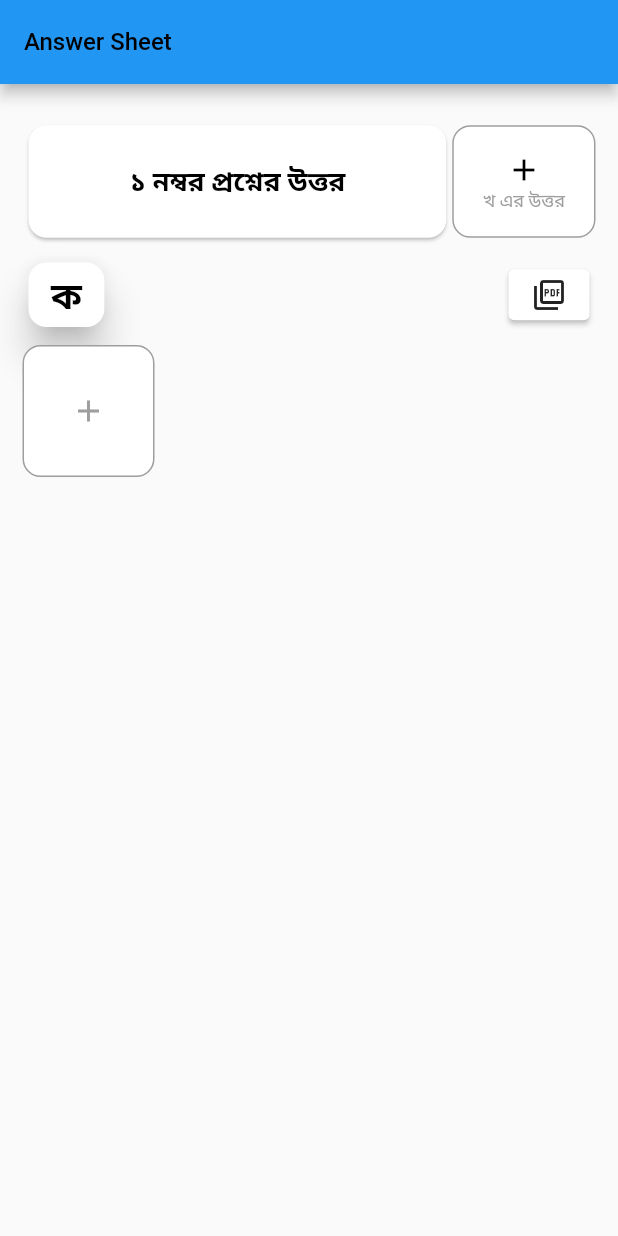
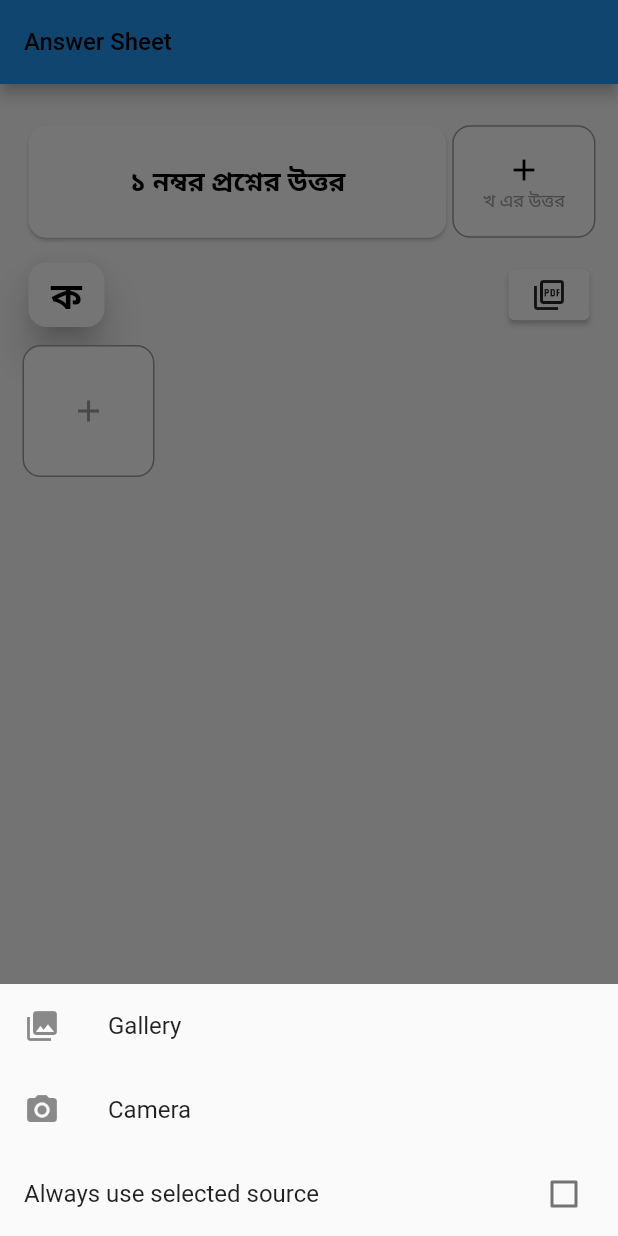
Before and after one commit to Agonizedcupid/WrittenExam, a Flutter app: the screen it shows after launch, after a tap on the "add" icon, on a phone screen of 412 x 824 dp. Run offline on Flutter 3.47's test engine with Material 2 defaults, Android fonts, the light colour scheme and no system bars; our stand-ins replace image_cropper, image_picker, pdf, shared_preferences; missing offline and left inert: flutter_pdfview.

Commit message:
Camera, Gallery, SharedPreferences working perfectly

```diff
--- a/lib/written_exam.dart
+++ b/lib/written_exam.dart
@@ -1,3 +1,4 @@
+import 'dart:async';
 
 import 'package:flutter/cupertino.dart';
 import 'package:flutter/material.dart';
@@ -9,10 +10,10 @@ import 'package:path_provider/path_provider.dart';
 import 'package:pdf/pdf.dart';
 import 'package:pdf/widgets.dart' as pdfWidgets;
 
-
 import 'dart:io';
 import 'package:flutter/material.dart';
 import 'package:image_picker/image_picker.dart';
+import 'package:shared_preferences/shared_preferences.dart';
 
 import 'DirectoryHelper.dart';
 
@@ -31,10 +32,12 @@ class _WrittenAnswerScreenState extends State<WrittenAnswerScreen> {
   List<List<ImageItem>> rowItems = [];
 
   void addItem(int rowIndex) {
-    pickImageFromGallery(rowIndex);
+    //pickImageFromGallery(rowIndex);
+    chooseUserSelection(rowIndex);
   }
 
-  Future<String> createPdf(List<File> imageFiles, {required String subdirectory}) async {
+  Future<String> createPdf(List<File> imageFiles,
+      {required String subdirectory}) async {
     final pdf = pdfWidgets.Document();
 
     for (var imageFile in imageFiles) {
@@ -104,9 +107,16 @@ class _WrittenAnswerScreenState extends State<WrittenAnswerScreen> {
   // }
 
   /// Adding the CROPPING functionality:
-  Future<void> pickImageFromGallery(int rowIndex) async {
+  Future<void> pickImageFromGallery(
+      int rowIndex, ImageSource selectedImageSource) async {
+    //final ImagePicker picker = ImagePicker();
+    /// GALLERY
+    //final XFile? image = await picker.pickImage(source: ImageSource.gallery);
+    /// CAMERA
+    //final XFile? image = await picker.pickImage(source: ImageSource.camera);
+
     final ImagePicker picker = ImagePicker();
-    final XFile? image = await picker.pickImage(source: ImageSource.gallery);
+    final XFile? image = await picker.pickImage(source: selectedImageSource);
 
     if (image != null) {
       // Create a file instance from the picked image's path.
@@ -140,13 +150,14 @@ class _WrittenAnswerScreenState extends State<WrittenAnswerScreen> {
                 toolbarWidgetColor: Colors.white,
                 initAspectRatio: CropAspectRatioPreset.original,
                 lockAspectRatio: false),
-        ]
-      );
+          ]);
 
       if (croppedFile != null) {
         File convertCroppedFileToFile = File(croppedFile.path);
         setState(() {
-          rowItems[rowIndex].insert(0, ImageItem(
+          rowItems[rowIndex].insert(
+              0,
+              ImageItem(
                 image: convertCroppedFileToFile,
                 onDelete: () {
                   showDialog(
@@ -154,7 +165,8 @@ class _WrittenAnswerScreenState extends State<WrittenAnswerScreen> {
                     builder: (BuildContext context) {
                       return AlertDialog(
                         title: const Text('Confirm Delete'),
-                    content: const Text('Are you sure you want to delete this image?'),
+                        content: const Text(
+                            'Are you sure you want to delete this image?'),
                         actions: <Widget>[
                           TextButton(
                             child: const Text('Cancel'),
@@ -166,7 +178,8 @@ class _WrittenAnswerScreenState extends State<WrittenAnswerScreen> {
                             child: const Text('Delete'),
                             onPressed: () {
                               setState(() {
-                            rowItems[rowIndex].removeWhere((item) => item.image.path == croppedFile.path);
+                                rowItems[rowIndex].removeWhere((item) =>
+                                    item.image.path == croppedFile.path);
                               });
                               Navigator.of(context).pop();
                             },
@@ -182,6 +195,77 @@ class _WrittenAnswerScreenState extends State<WrittenAnswerScreen> {
     }
   }
 
+  bool _alwaysUseSelectedSource = false;
+
+  void chooseUserSelection(int rowIndex) async {
+    var completer = Completer<ImageSource>();
+    SharedPreferences prefs = await SharedPreferences.getInstance();
+    const String imageSourceKey = 'imageSource';
+    const String alwaysUseSelectedSourceKey = 'alwaysUseSelectedSource';
+    String? savedImageSource = prefs.getString(imageSourceKey);
+    bool alwaysUseSelectedSource = prefs.getBool(alwaysUseSelectedSourceKey) ?? false;
+
+
+    if (alwaysUseSelectedSource && savedImageSource != null) {
+      debugPrint(
+          "CHECKING_SELECTION: ${imageSourceKey} -> ${alwaysUseSelectedSource.toString()}");
+      if (savedImageSource == 'camera') {
+        completer.complete(ImageSource.camera);
+      } else {
+        completer.complete(ImageSource.gallery);
+      }
+    } else {
+      showModalBottomSheet(
+        context: context,
+        builder: (BuildContext bc) {
+          return StatefulBuilder(
+            builder: (BuildContext context, StateSetter setState) {
+              return SafeArea(
+                child: Wrap(
+                  children: <Widget>[
+                    ListTile(
+                      leading: const Icon(Icons.photo_library),
+                      title: const Text('Gallery'),
+                      onTap: () async {
+                        await prefs.setString(imageSourceKey, 'gallery');
+                        await prefs.setBool(alwaysUseSelectedSourceKey,
+                            _alwaysUseSelectedSource);
+                        Navigator.pop(context);
+                        completer.complete(ImageSource.gallery);
+                      },
+                    ),
+                    ListTile(
+                      leading: const Icon(Icons.photo_camera),
+                      title: const Text('Camera'),
+                      onTap: () async {
+                        await prefs.setString(imageSourceKey, 'camera');
+                        await prefs.setBool(alwaysUseSelectedSourceKey,
+                            _alwaysUseSelectedSource);
+                        Navigator.pop(context);
+                        completer.complete(ImageSource.camera);
+                      },
+                    ),
+                    CheckboxListTile(
+                      value: _alwaysUseSelectedSource,
+                      onChanged: (newValue) {
+                        setState(() {
+                          _alwaysUseSelectedSource = newValue!;
+                        });
+                      },
+                      title: const Text('Always use selected source'),
+                    ),
+                  ],
+                ),
+              );
+            },
+          );
+        },
+      );
+    }
+
+    ImageSource _selectedImageSource = await completer.future;
+    pickImageFromGallery(rowIndex, _selectedImageSource);
+  }
 
 
   @override
@@ -215,7 +299,6 @@ class _WrittenAnswerScreenState extends State<WrittenAnswerScreen> {
     );
   }
 
-
   @override
   Widget build(BuildContext context) {
     return Scaffold(
@@ -237,6 +320,10 @@ class _WrittenAnswerScreenState extends State<WrittenAnswerScreen> {
                 children: [
                   Expanded(
                     flex: 3,
+                    child: GestureDetector(
+                      onTap: () {
+                        //checkBottomSheet();
+                      },
                       child: Card(
                         shape: RoundedRectangleBorder(
                             borderRadius: BorderRadius.circular(12)),
@@ -255,13 +342,15 @@ class _WrittenAnswerScreenState extends State<WrittenAnswerScreen> {
                         ),
                       ),
                     ),
+                  ),
                   Expanded(
                     flex: 1,
                     child: GestureDetector(
                       onTap: () {
                         if (rowItems.length < questionNames.length) {
-                          if (_whichQuestionRunningCounter < questionNames.length - 1) {
-                            _whichQuestionRunningCounter ++;
+                          if (_whichQuestionRunningCounter <
+                              questionNames.length - 1) {
+                            _whichQuestionRunningCounter++;
                           }
 
                           setState(() {
@@ -332,10 +421,17 @@ class _WrittenAnswerScreenState extends State<WrittenAnswerScreen> {
                             InkWell(
                               onTap: () async {
                                 // Handle PDF generation
-                                String pdfPath = await createPdf(rowItems[rowIndex].whereType<ImageItem>().map((item) => item.image).toList(), subdirectory: "WrittenExam");
-                                showPdf(pdfPath, "${questionNames[_whichQuestionRunningCounter - 1]} এর উত্তর");
+                                String pdfPath = await createPdf(
+                                    rowItems[rowIndex]
+                                        .whereType<ImageItem>()
+                                        .map((item) => item.image)
+                                        .toList(),
+                                    subdirectory: "WrittenExam");
+                                showPdf(pdfPath,
+                                    "${questionNames[_whichQuestionRunningCounter - 1]} এর উত্তর");
                               },
-                              splashColor: Colors.blue, // Set the desired splash color
+                              splashColor: Colors.blue,
+                              // Set the desired splash color
                               child: Card(
                                 shape: RoundedRectangleBorder(
                                   borderRadius: BorderRadius.circular(4),
@@ -348,11 +444,11 @@ class _WrittenAnswerScreenState extends State<WrittenAnswerScreen> {
                                     bottom: 5,
                                     right: 15,
                                   ),
-                                  child: const Icon(Icons.picture_as_pdf_outlined),
+                                  child:
+                                      const Icon(Icons.picture_as_pdf_outlined),
                                 ),
                               ),
                             ),
-
                           ],
                         ),
                         const SizedBox(height: 8),
@@ -366,8 +462,7 @@ class _WrittenAnswerScreenState extends State<WrittenAnswerScreen> {
                                     crossAxisCount: 4,
                                     childAspectRatio: 1,
                                     mainAxisSpacing: 10,
-                                crossAxisSpacing: 10
-                            ),
+                                    crossAxisSpacing: 10),
                             itemCount: items.length + 1,
                             itemBuilder: (context, index) {
                               if (index == items.length) {
@@ -405,8 +500,6 @@ class _WrittenAnswerScreenState extends State<WrittenAnswerScreen> {
       ),
     );
   }
-
-
 }
 
 class ImageItem extends StatelessWidget {
@@ -417,7 +510,6 @@ class ImageItem extends StatelessWidget {
 
   @override
   Widget build(BuildContext context) {
-
     return GestureDetector(
       onLongPress: onDelete,
       onTap: () {
@@ -425,8 +517,7 @@ class ImageItem extends StatelessWidget {
             context: context,
             builder: (BuildContext context) => Dialog(
                   child: Image.file(image),
-            )
-        );
+                ));
       },
       child: Container(
         width: double.infinity,
@@ -445,6 +536,5 @@ class ImageItem extends StatelessWidget {
         ),
       ),
     );
-
   }
 }
--- a/pubspec.yaml
+++ b/pubspec.yaml
@@ -42,6 +42,7 @@ dependencies:
   flutter_pdfview: ^1.3.1
   syncfusion_flutter_signaturepad: ^21.2.10
   image_cropper: ^4.0.1
+  shared_preferences: ^2.1.2
 
 
 
```
Also changed, not shown: pubspec.lock, 2 other files. Lines whose indentation alone changed are shown as unchanged.
